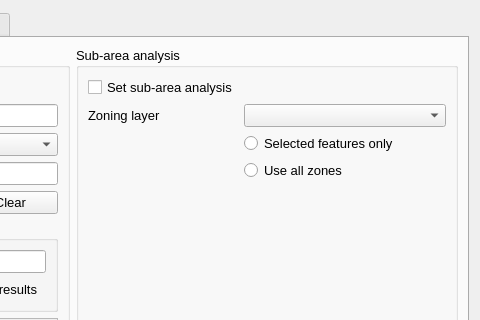
Qt form qaequilibrae/modules/paths_procedures/forms/ui_route_choice.ui (AequilibraE/QAequilibraE) before a commit; both pictures show x 334 to 814 and y 0 to 320 of the 814 by 547 pixel window.
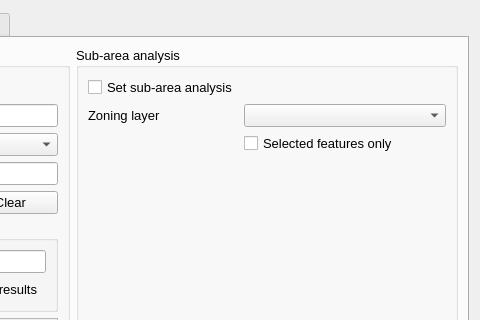
The same form after that commit. The open tabs and pages were chosen to show the change. Custom widgets are drawn as their Qt base class.

Patch:
```diff
--- a/qaequilibrae/modules/paths_procedures/forms/ui_route_choice.ui
+++ b/qaequilibrae/modules/paths_procedures/forms/ui_route_choice.ui
@@ -365,14 +365,7 @@
           <string>Sub-area analysis</string>
          </property>
          <layout class="QGridLayout" name="gridLayout_6">
-          <item row="3" column="1">
-           <widget class="QRadioButton" name="rdo_all_zones">
-            <property name="text">
-             <string>Use all zones</string>
-            </property>
-           </widget>
-          </item>
-          <item row="4" column="0">
+          <item row="3" column="0">
            <spacer name="verticalSpacer_2">
             <property name="orientation">
              <enum>Qt::Vertical</enum>
@@ -403,7 +396,7 @@
            </widget>
           </item>
           <item row="2" column="1">
-           <widget class="QRadioButton" name="rdo_selected_zones">
+           <widget class="QCheckBox" name="chb_selected_zones">
             <property name="text">
              <string>Selected features only</string>
             </property>
```
